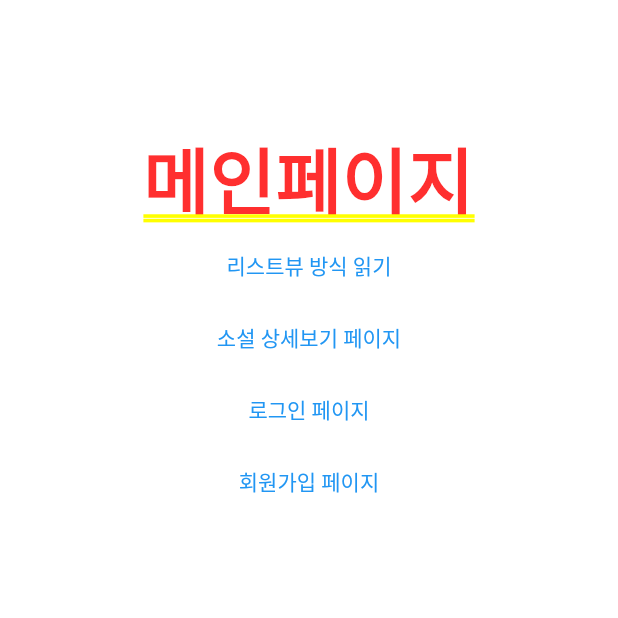
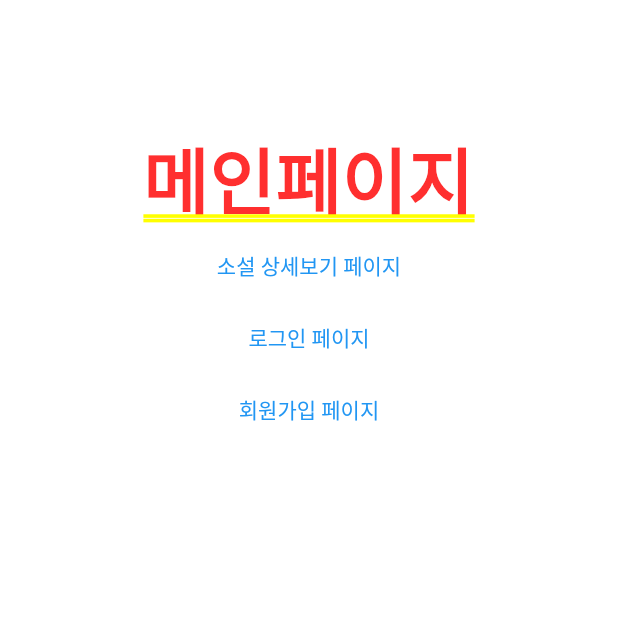
Before and after one commit to EDDI-RobotAcademy/next-page, a Flutter app: the screen it shows after launch, on a phone screen of 412 x 824 dp, the top half of it. Run offline on Flutter 3.47's test engine with Material 2 defaults, Android fonts, the phone set to English and light mode, and no system bars; missing offline and left inert: basic.

Commit message:
feat:[김장순] HomeScreen 임시 경로 수정 [NEXT-PAGE-APP-UI]

```diff
--- a/next-page-flutter/app/lib/home-screen.dart
+++ b/next-page-flutter/app/lib/home-screen.dart
@@ -1,8 +1,8 @@
-
 import 'package:app/member/screens/sign_in_screen.dart';
 import 'package:flutter/material.dart';
 import 'member/screens/sign_up_screen.dart';
-import 'novel/scroll-novel-viewer-screen.dart';
+import 'novel/novel_detail_screen.dart';
+
 
 class HomeScreen extends StatefulWidget {
   const HomeScreen({Key? key}) : super(key: key);
@@ -25,12 +25,7 @@ class _HomeScreenState extends State<HomeScreen> {
           Text("메인페이지"),
           TextButton(
               onPressed: () {
-                Navigator.push(context, MaterialPageRoute(builder: (context) => ScrollNovelViewerScreen()));
-              },
-              child: Text("리스트뷰 방식 읽기")),
-          TextButton(
-              onPressed: () {
-               // Navigator.push(context, MaterialPageRoute(builder: (context) => NovelDetailScreen()));
+                Navigator.push(context, MaterialPageRoute(builder: (context) => NovelDetailScreen()));
               },
               child: Text("소설 상세보기 페이지")),
           TextButton(
```
